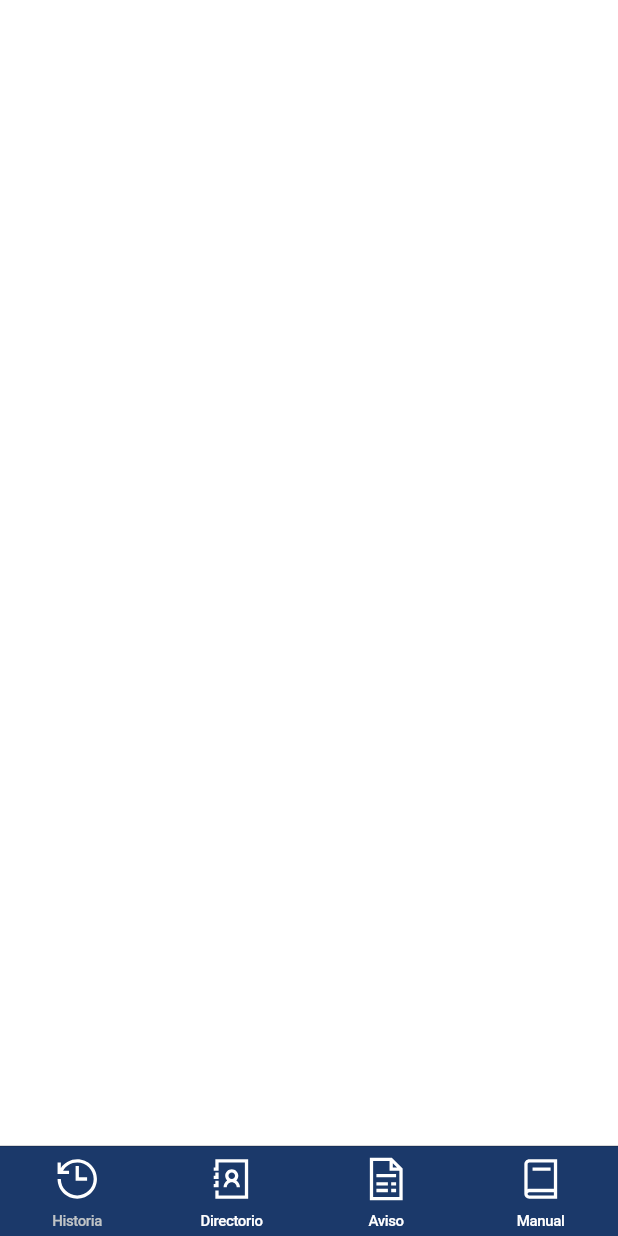
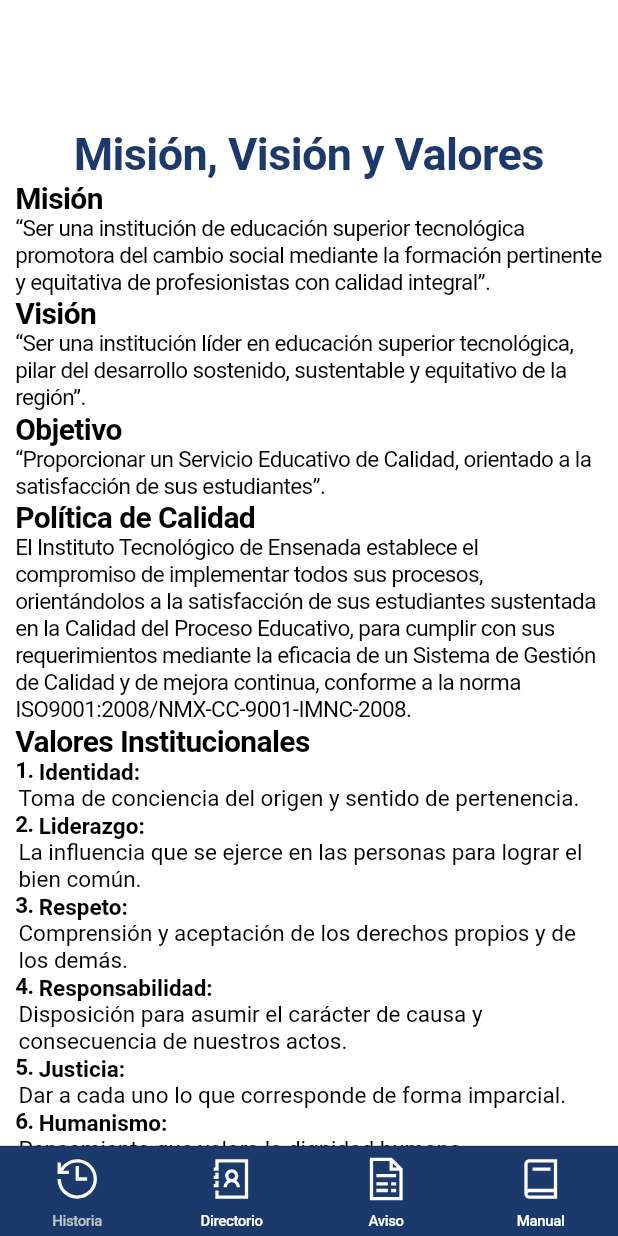
Before and after one commit to itsaizempoaltecatl/app_informativa_ite, a Flutter app: the screen it shows after launch, after a tap on "Antecedentes", after a tap on "Misión, Visión y Valores", on a phone screen of 412 x 824 dp. Run offline on Flutter 3.47's test engine with Material 2 defaults, Android fonts, the phone set to English and light mode, and no system bars; our stand-ins replace line_icons; missing offline and left inert: syncfusion_flutter_pdfviewer.

Commit message:
vista mision_vision_valores

```diff
--- a/lib/historia/sub_historia/mision_vision_valores.dart
+++ b/lib/historia/sub_historia/mision_vision_valores.dart
@@ -1,13 +1,13 @@
-import 'package:app_informativa_ite/const/fonts.dart';
 import 'package:flutter/cupertino.dart';
 import 'package:flutter/material.dart';
-import 'package:app_informativa_ite/widgets/paragraph/paragraph.dart';
+import 'package:app_informativa_ite/const/fonts.dart';
+import 'package:app_informativa_ite/widgets/paragraphs.dart';
 
 class MisionVisionValues extends StatelessWidget {
   const MisionVisionValues({Key? key}) : super(key: key);
-
   @override
   Widget build(BuildContext context) {
+    Paragraphs p = Paragraphs();
     MediaQueryData queryData = MediaQuery.of(context);
     double heightSpace = queryData.size.height / 10;
     double widthSpace = queryData.size.width / 20;
@@ -23,6 +23,7 @@ class MisionVisionValues extends StatelessWidget {
         middle: const Text('Misión, Visión y Valores',
             style: TextStyle(color: Colors.white, fontSize: 20)),
       ),
+      child: SingleChildScrollView(
         child: Container(
           margin: EdgeInsets.only(
             top: heightSpace / 2,
@@ -33,12 +34,66 @@ class MisionVisionValues extends StatelessWidget {
           child: Column(
             mainAxisAlignment: MainAxisAlignment.start,
             crossAxisAlignment: CrossAxisAlignment.start,
-          children: const [
-            // Title(title: 'title'),
-            // Subtitle(subtitle: 'subtitle'),
-            // Paragraph(paragraph: 'paragraph'),
-            //TODO: get import paragraph/bundle to work
+            children: [
+              Center(
+                child: p.title('Misión, Visión y Valores'),
+              ),
+              p.subtitle('Misión'),
+              p.paragraph(
+                  '“Ser una institución de educación superior tecnológica promotora del cambio social mediante la formación pertinente y equitativa de profesionistas con calidad integral”.'),
+              p.subtitle('Visión'),
+              p.paragraph(
+                  '“Ser una institución líder en educación superior tecnológica, pilar del desarrollo sostenido, sustentable y equitativo de la región”.'),
+              p.subtitle('Objetivo'),
+              p.paragraph(
+                  '“Proporcionar un Servicio Educativo de Calidad, orientado a la satisfacción de sus estudiantes”.'),
+              p.subtitle('Política de Calidad'),
+              p.paragraph(
+                  'El Instituto Tecnológico de Ensenada establece el compromiso de implementar todos sus procesos, orientándolos a la satisfacción de sus estudiantes sustentada en la Calidad del Proceso Educativo, para cumplir con sus requerimientos mediante la eficacia de un Sistema de Gestión de Calidad y de mejora continua, conforme a la norma ISO9001:2008/NMX-CC-9001-IMNC-2008.'),
+              p.subtitle('Valores Institucionales'),
+              p.listItemDescription(
+                number: 1,
+                itemName: 'Identidad:',
+                itemDescription:
+                    'Toma de conciencia del origen y sentido de pertenencia.',
+              ),
+              p.listItemDescription(
+                number: 2,
+                itemName: 'Liderazgo:',
+                itemDescription:
+                    'La influencia que se ejerce en las personas para lograr el bien común.',
+              ),
+              p.listItemDescription(
+                number: 3,
+                itemName: 'Respeto:',
+                itemDescription:
+                    'Comprensión y aceptación de los derechos propios y de los demás.',
+              ),
+              p.listItemDescription(
+                number: 4,
+                itemName: 'Responsabilidad:',
+                itemDescription:
+                    'Disposición para asumir el carácter de causa y consecuencia de nuestros actos.',
+              ),
+              p.listItemDescription(
+                number: 5,
+                itemName: 'Justicia:',
+                itemDescription:
+                    'Dar a cada uno lo que corresponde de forma imparcial.',
+              ),
+              p.listItemDescription(
+                number: 6,
+                itemName: 'Humanismo:',
+                itemDescription: 'Pensamiento que valora la dignidad humana.',
+              ),
+              p.listItemDescription(
+                number: 7,
+                itemName: 'Honestidad:',
+                itemDescription:
+                    'Comportamiento que expresa decencia y honorabilidad en el decir y el actuar.',
+              ),
             ],
+          ),
         ),
       ),
     );
--- a/lib/widgets/paragraph/bundle.dart
+++ /dev/null
@@ -1,3 +0,0 @@
-export 'paragraph.dart';
-export 'subtitle.dart';
-export 'title.dart';
--- a/lib/widgets/paragraphs.dart
+++ b/lib/widgets/paragraphs.dart
@@ -1,13 +1,31 @@
 import 'package:flutter/material.dart';
-import 'package:app_informativa_ite/widgets/paragraph/bundle.dart';
+import 'package:app_informativa_ite/widgets/paragraphs/bundle.dart';
 
 class Paragraphs {
-  Paragraphs();
   //TODO:Write widget get methods
-  Widget paragraph({String? text}) {
-    return Paragraph(
-      paragraph: text ?? "",
+  Widget title(String? title) {
+    return Ptitle(title: title);
+  }
+
+  Widget subtitle(String? subtitle) {
+    return Psubtitle(subtitle: subtitle);
+  }
+
+  Widget paragraph(String? text) {
+    return Pparagraph(paragraph: text);
+  }
+
+  Widget listItemDescription({
+    Icon? icon,
+    int? number,
+    String? itemName,
+    String? itemDescription,
+  }) {
+    return PlistItemDescription(
+      icon: icon,
+      number: number,
+      itemName: itemName,
+      itemDescription: itemDescription,
     );
   }
-  //TODO: repair ln 9 error
 }
--- /dev/null
+++ b/lib/widgets/paragraphs/bundle.dart
@@ -0,0 +1,4 @@
+export 'pparagraph.dart';
+export 'psubtitle.dart';
+export 'ptitle.dart';
+export 'plist_item_description.dart';
--- /dev/null
+++ b/lib/widgets/paragraphs/plist_item_description.dart
@@ -0,0 +1,65 @@
+import 'package:flutter/material.dart';
+
+Widget lsymbol = const Text('');
+
+class PlistItemDescription extends StatelessWidget {
+  final Icon? icon;
+  final int? number;
+  final String? itemName;
+  final String? itemDescription;
+  const PlistItemDescription({
+    Key? key,
+    this.icon,
+    this.number,
+    this.itemName,
+    this.itemDescription,
+  }) : super(key: key);
+
+  @override
+  Widget build(BuildContext context) {
+    return RichText(
+      textAlign: TextAlign.justify,
+      text: TextSpan(
+        style: const TextStyle(
+          color: Colors.black,
+        ),
+        children: [
+          WidgetSpan(
+            baseline: TextBaseline.alphabetic,
+            child: icon ??
+                (number != null
+                    ? Text(
+                        number.toString() + '. ',
+                        style: const TextStyle(
+                          fontWeight: FontWeight.bold,
+                          fontSize: 15,
+                        ),
+                      )
+                    : lsymbol),
+          ),
+          TextSpan(
+            text: itemName,
+            style: const TextStyle(
+              fontWeight: FontWeight.bold,
+              fontSize: 15,
+            ),
+          ),
+          WidgetSpan(
+            child: Container(
+              margin: const EdgeInsets.fromLTRB(2, 0, 0, 0),
+              child: RichText(
+                text: TextSpan(
+                  text: itemDescription,
+                  style: const TextStyle(
+                    color: Colors.black,
+                    fontSize: 15,
+                  ),
+                ),
+              ),
+            ),
+          ),
+        ],
+      ),
+    );
+  }
+}
--- /dev/null
+++ b/lib/widgets/paragraphs/pparagraph.dart
@@ -0,0 +1,17 @@
+import 'package:flutter/material.dart';
+
+class Pparagraph extends StatelessWidget {
+  final String? paragraph;
+  const Pparagraph({
+    Key? key,
+    this.paragraph,
+  }) : super(key: key);
+
+  @override
+  Widget build(BuildContext context) {
+    return Text(
+      paragraph ?? "",
+      style: const TextStyle(fontSize: 15),
+    );
+  }
+}
--- /dev/null
+++ b/lib/widgets/paragraphs/psubtitle.dart
@@ -0,0 +1,20 @@
+import 'package:flutter/material.dart';
+
+class Psubtitle extends StatelessWidget {
+  final String? subtitle;
+  const Psubtitle({
+    Key? key,
+    this.subtitle,
+  }) : super(key: key);
+
+  @override
+  Widget build(BuildContext context) {
+    return Text(
+      subtitle ?? "",
+      style: const TextStyle(
+        fontSize: 20,
+        fontWeight: FontWeight.bold,
+      ),
+    );
+  }
+}
--- /dev/null
+++ b/lib/widgets/paragraphs/ptitle.dart
@@ -0,0 +1,22 @@
+import 'package:flutter/material.dart';
+import 'package:app_informativa_ite/const/fonts.dart';
+
+class Ptitle extends StatelessWidget {
+  final String? title;
+  const Ptitle({
+    Key? key,
+    this.title,
+  }) : super(key: key);
+
+  @override
+  Widget build(BuildContext context) {
+    return Text(
+      title ?? "",
+      style: TextStyle(
+        fontSize: 30,
+        color: blueIte,
+        fontWeight: FontWeight.bold,
+      ),
+    );
+  }
+}
```
Lines whose indentation alone changed are shown as unchanged.
